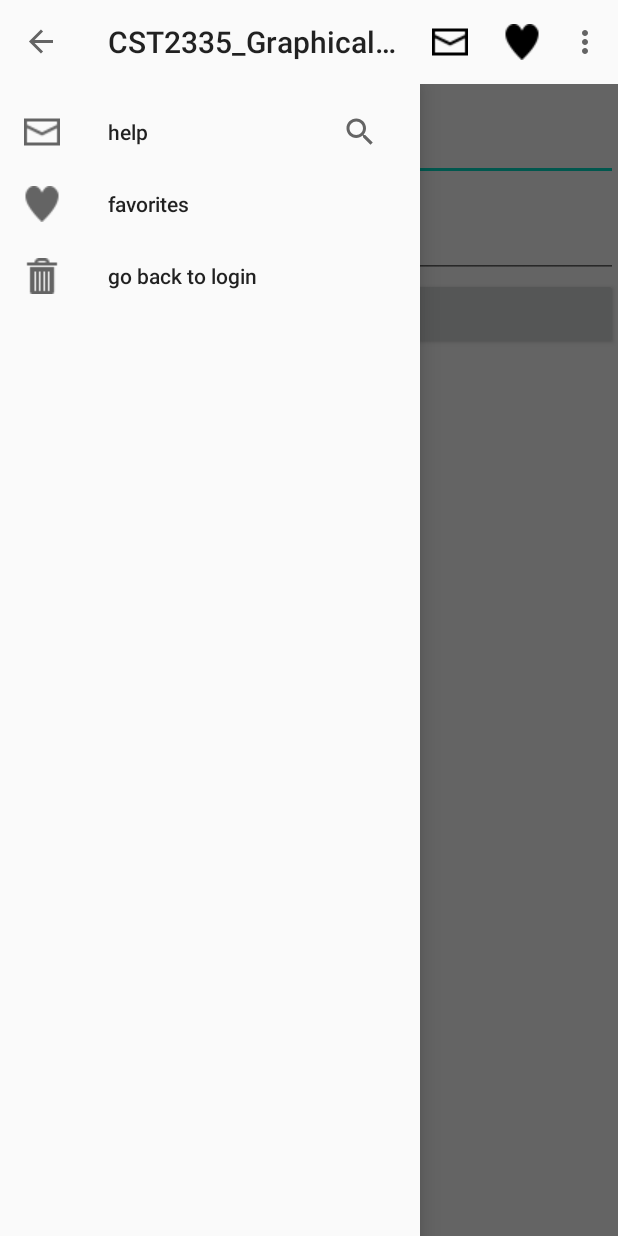
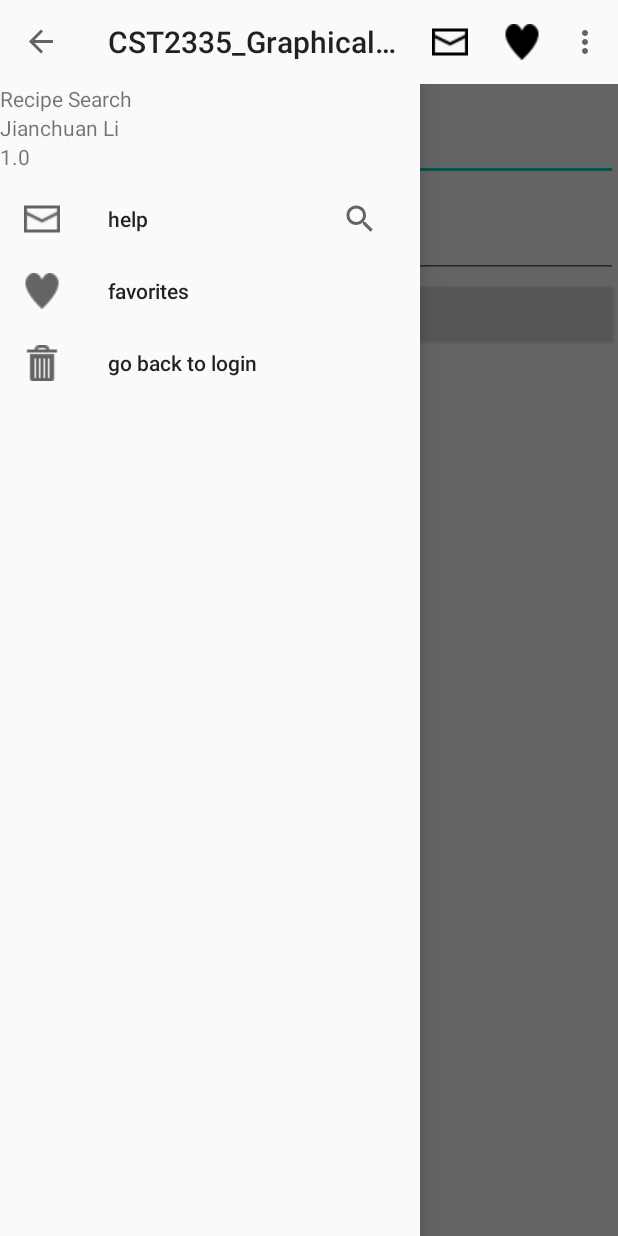
Before and after one commit to li000681/informationApp, an Android app: the RecipeSearchToolBar screen opened directly, with no data from a screen before it, with the side drawer open, on a phone screen of 412 x 824 dp. Run offline under Robolectric (Android 15) with nearby library versions, the phone set to English and light mode, and no system bars.

Commit message:
change search activity to tool bar add database and fragment

```diff
--- a/app/build.gradle
+++ b/app/build.gradle
@@ -31,6 +31,7 @@ dependencies {
     implementation 'androidx.appcompat:appcompat:1.2.0'
     implementation 'androidx.constraintlayout:constraintlayout:2.0.4'
     implementation 'com.google.android.material:material:1.2.1'
+    implementation 'androidx.legacy:legacy-support-v4:1.0.0'
     testImplementation 'junit:junit:4.12'
     androidTestImplementation 'androidx.test.ext:junit:1.1.2'
     androidTestImplementation 'androidx.test.espresso:espresso-core:3.3.0'
--- a/app/src/main/AndroidManifest.xml
+++ b/app/src/main/AndroidManifest.xml
@@ -14,7 +14,8 @@
         android:supportsRtl="true"
         android:theme="@style/AppTheme"
         android:usesCleartextTraffic="true">
-        <activity android:name=".RecipeSearchToolBar"></activity>
+        <activity android:name=".RecipeSearchEmptyActivity"></activity>
+        <activity android:name=".RecipeSearchToolBar" />
         <activity android:name=".AlbumDetailsInfo" />
         <activity android:name=".TheAudioDatabase" />
         <activity android:name=".ListOfRecipes" />
--- a/app/src/main/java/com/example/cst2335_graphicalinterfaceprogramming/RecipeSearchToolBar.java
+++ b/app/src/main/java/com/example/cst2335_graphicalinterfaceprogramming/RecipeSearchToolBar.java
@@ -7,9 +7,12 @@ import androidx.appcompat.widget.Toolbar;
 import androidx.core.view.GravityCompat;
 import androidx.drawerlayout.widget.DrawerLayout;
 
+import android.content.ContentValues;
 import android.content.Context;
 import android.content.Intent;
 import android.content.SharedPreferences;
+import android.database.Cursor;
+import android.database.sqlite.SQLiteDatabase;
 import android.os.Bundle;
 import android.view.Menu;
 import android.view.MenuInflater;
@@ -23,12 +26,17 @@ import com.google.android.material.snackbar.Snackbar;
 
 public class RecipeSearchToolBar extends AppCompatActivity implements NavigationView.OnNavigationItemSelectedListener{
     /** prefs is used to store the recipe and ingredients input by user last time.*/
+
     SharedPreferences prefs = null;
+    private SQLiteDatabase db;
+
+    RecipeSearchDetailsFragment dFragment;
     @Override
     protected void onCreate(Bundle savedInstanceState) {
         super.onCreate(savedInstanceState);
         setContentView(R.layout.activity_recipe_search_tool_bar);
         prefs = getSharedPreferences("FileName", Context.MODE_PRIVATE);
+
         /** savedString is used to store the recipe */
         String savedString = prefs.getString("Recipe", "");
         /** et is the editText where users input the recipe*/
@@ -67,7 +75,7 @@ public class RecipeSearchToolBar extends AppCompatActivity implements Navigation
             //This gets the toolbar from the layout:
         Toolbar tBar = (Toolbar)findViewById(R.id.recipeSearchtoolbar);
 
-        //This loads the toolbar, which calls onCreateOptionsMenu below:
+        /**This loads the toolbar, which calls onCreateOptionsMenu below*/
         setSupportActionBar(tBar);
         //For NavigationDrawer:
         DrawerLayout drawer = findViewById(R.id.recipeSearchdrawer_layout);
@@ -126,7 +134,7 @@ public class RecipeSearchToolBar extends AppCompatActivity implements Navigation
         {
             //what to do when the menu item is selected:
             case R.id.recipeSearchFavorite:
-                message = "You clicked favorite item";
+                message = "You clicked recipe_search_favorite.png item";
                 break;
             case R.id.recipeSearchHelp:
                 message = "You clicked on the search item";
@@ -147,7 +155,7 @@ public class RecipeSearchToolBar extends AppCompatActivity implements Navigation
         switch(item.getItemId())
         {
             case R.id.recipeSearchFavorite:
-                message = "You clicked favorite item";
+                message = "You clicked recipe_search_favorite.png item";
                 break;
             case R.id.recipeSearchHelp:
                 message = "You clicked on the search item";
@@ -164,4 +172,5 @@ public class RecipeSearchToolBar extends AppCompatActivity implements Navigation
         Toast.makeText(this, "NavigationDrawer: " + message, Toast.LENGTH_LONG).show();
         return false;
     }
+
 }
--- a/app/src/main/java/com/example/cst2335_graphicalinterfaceprogramming/SearchActivity.java
+++ b/app/src/main/java/com/example/cst2335_graphicalinterfaceprogramming/SearchActivity.java
@@ -83,7 +83,7 @@ public class SearchActivity extends AppCompatActivity {
         Button saveButton = findViewById(R.id.save);
         saveButton.setOnClickListener(clk -> {
             AlertDialog.Builder alertDialogBuilder = new AlertDialog.Builder(this);
-            alertDialogBuilder.setTitle("Do you want to save to favorite list?")
+            alertDialogBuilder.setTitle("Do you want to save to recipe_search_favorite.png list?")
                     //What is the message:
                     .setPositiveButton("Yes", (click, arg) -> {
                         favorites.add(country + " from " + fromDate + " to " + endDate);
--- a/app/src/main/res/layout/activity_recipe_search_tool_bar.xml
+++ b/app/src/main/res/layout/activity_recipe_search_tool_bar.xml
@@ -57,6 +57,7 @@
             android:layout_height="match_parent"
             android:layout_gravity="start"
             android:fitsSystemWindows="true"
+            app:headerLayout="@layout/recipe_search_header"
             app:menu="@menu/recipe_search_menu"
             android:id="@+id/nav_view"/>
 
--- /dev/null
+++ b/app/src/main/res/layout/recipe_search_header.xml
@@ -0,0 +1,22 @@
+<?xml version="1.0" encoding="utf-8"?>
+<LinearLayout
+    xmlns:android="http://schemas.android.com/apk/res/android" android:layout_width="match_parent"
+    android:layout_height="match_parent"
+    android:orientation="vertical">
+
+    <TextView
+        android:layout_width="match_parent"
+        android:layout_height="wrap_content"
+        android:text="@string/recipeSearchTitle"
+        android:layout_alignParentBottom="true" />
+    <TextView
+        android:layout_width="match_parent"
+        android:layout_height="wrap_content"
+        android:text="@string/recipeSearchAuthor"
+        android:layout_alignParentBottom="true" />
+    <TextView
+        android:layout_width="match_parent"
+        android:layout_height="wrap_content"
+        android:text="@string/recipeSearchVersion"
+        android:layout_alignParentBottom="true" />
+</LinearLayout>
--- a/app/src/main/res/menu/recipe_search_menu.xml
+++ b/app/src/main/res/menu/recipe_search_menu.xml
@@ -3,7 +3,7 @@
     xmlns:app="http://schemas.android.com/apk/res-auto">
     <item android:id="@+id/recipeSearchFavorite"
         android:title="@string/recipeSearchFavorite"
-        android:icon="@drawable/favorite"
+        android:icon="@drawable/recipe_search_favorite"
         android:orderInCategory="100"
         app:showAsAction="always"/>  <!-- This uses showAsAction=always, so look at icon= parameter -->
 
@@ -11,13 +11,13 @@
     <item android:id="@+id/recipeSearchHelp"
         android:orderInCategory="50"
         app:actionViewClass="android.widget.SearchView"
-        android:icon="@drawable/email"
+        android:icon="@drawable/recipe_search_help"
         app:showAsAction="always|collapseActionView"
         android:title="@string/recipeSearchHelp"/>    <!-- This uses showAsAction=always, so look at icon= parameter -->
 
 
     <item android:id="@+id/recipeSearchLogin"
-        android:icon="@drawable/delete"
+        android:icon="@drawable/recipe_search_login"
         android:title="@string/login"
         app:showAsAction="never"
         android:orderInCategory="400"/> <!-- This uses showAsAction=never, so look at title= parameter -->
--- a/app/src/main/res/values/strings.xml
+++ b/app/src/main/res/values/strings.xml
@@ -33,4 +33,13 @@
     <string name="recipeSearchFavorite">favorites</string>
     <string name="recipeSearchHelp">help</string>
     <string name="login">go back to login</string>
+    <string name="recipeSearchTitle">Recipe Search</string>
+    <string name="recipeSearchAuthor">Jianchuan Li</string>
+    <string name="recipeSearchVersion">1.0</string>
+    <!-- TODO: Remove or change this placeholder text -->
+    <string name="hello_blank_fragment">Hello blank fragment</string>
+    <string name="recipeSearchSave">save</string>
+    <string name="recipeSearchHide">hide</string>
+    <string name="Recipe_save_toast_message">this recipe is saved to favorates</string>
+
 </resources>
```
Also changed, not shown: app/src/main/java/com/example/cst2335_graphicalinterfaceprogramming/ListOfRecipes.java (+52 -1 lines), app/src/main/java/com/example/cst2335_graphicalinterfaceprogramming/RecipeSearchDetailsFragment.java (added, +81 -0 lines), app/src/main/java/com/example/cst2335_graphicalinterfaceprogramming/RecipeSearchEmptyActivity.java (added, +24 -0 lines), app/src/main/res/layout-sw720dp/activity_list_of_recipes.xml (added, +30 -0 lines), app/src/main/res/layout/activity_recipe_search_empty.xml (added, +7 -0 lines), app/src/main/res/layout/fragment_recipe_search_details.xml (added, +41 -0 lines), app/src/main/res/drawable/recipe_search_favorite.png (renamed from app/src/main/res/drawable/favorite.png), app/src/main/res/drawable/recipe_search_help.png (renamed from app/src/main/res/drawable/email.png), app/src/main/res/drawable/recipe_search_login.png (renamed from app/src/main/res/drawable/delete.png), 1 other file.
